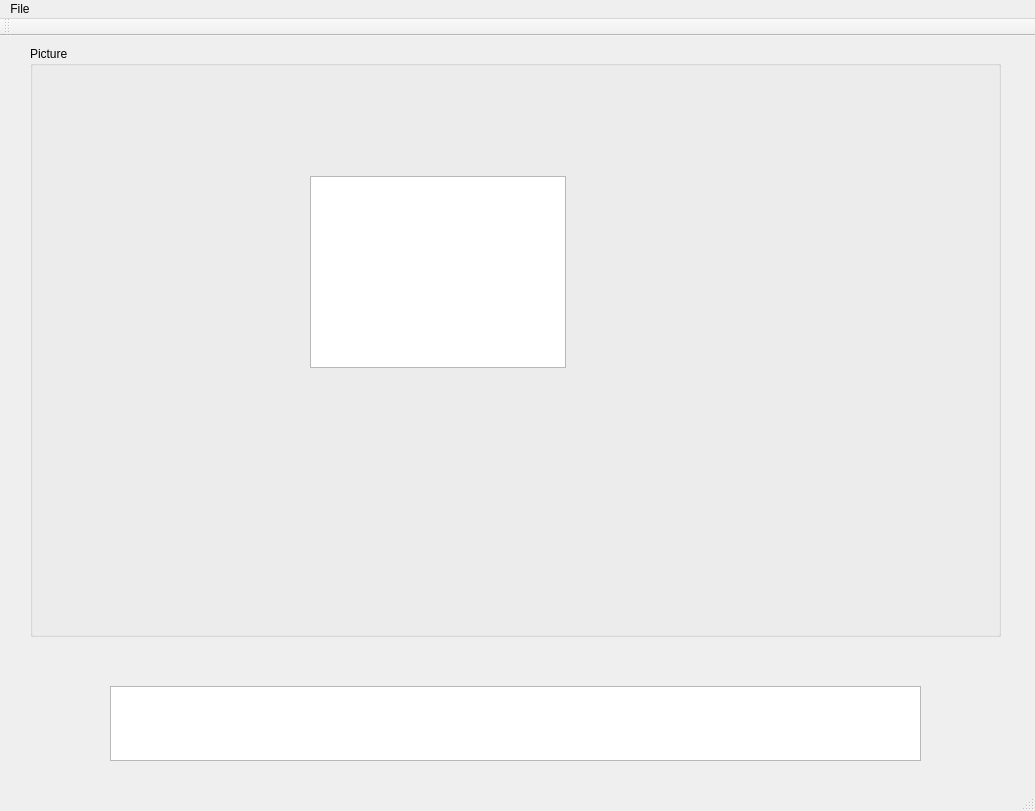
This is XmlParser/mainwindow.ui in glazzara/olena as Qt 5 draws it before an edit. The edited form follows.
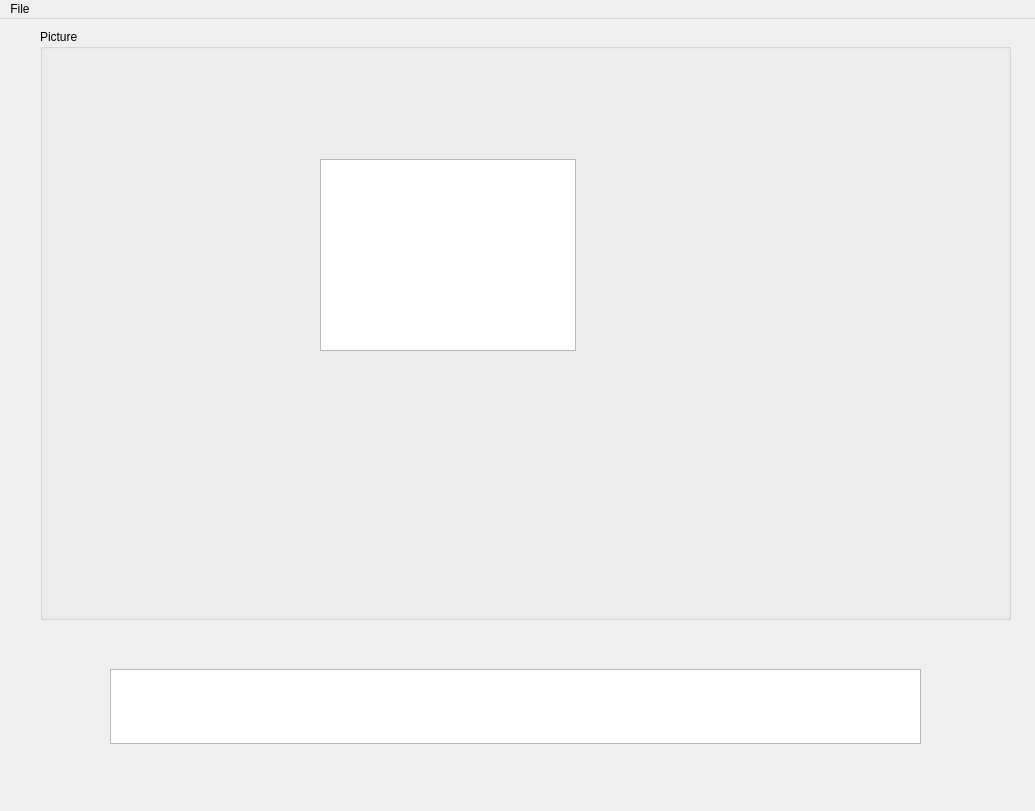
This is the edited form.

Patch:
```diff
--- a/XmlParser/mainwindow.ui
+++ b/XmlParser/mainwindow.ui
@@ -27,7 +27,7 @@
    <widget class="QGroupBox" name="groupBox">
     <property name="geometry">
      <rect>
-      <x>30</x>
+      <x>40</x>
       <y>10</y>
       <width>971</width>
       <height>591</height>
@@ -65,15 +65,6 @@
    </widget>
    <addaction name="menuFile"/>
   </widget>
-  <widget class="QToolBar" name="mainToolBar">
-   <attribute name="toolBarArea">
-    <enum>TopToolBarArea</enum>
-   </attribute>
-   <attribute name="toolBarBreak">
-    <bool>false</bool>
-   </attribute>
-  </widget>
-  <widget class="QStatusBar" name="statusBar"/>
   <action name="actionOpen">
    <property name="text">
     <string>Open</string>
```
Left out of the diff: 5 changed lines with no effect on the pictures.
